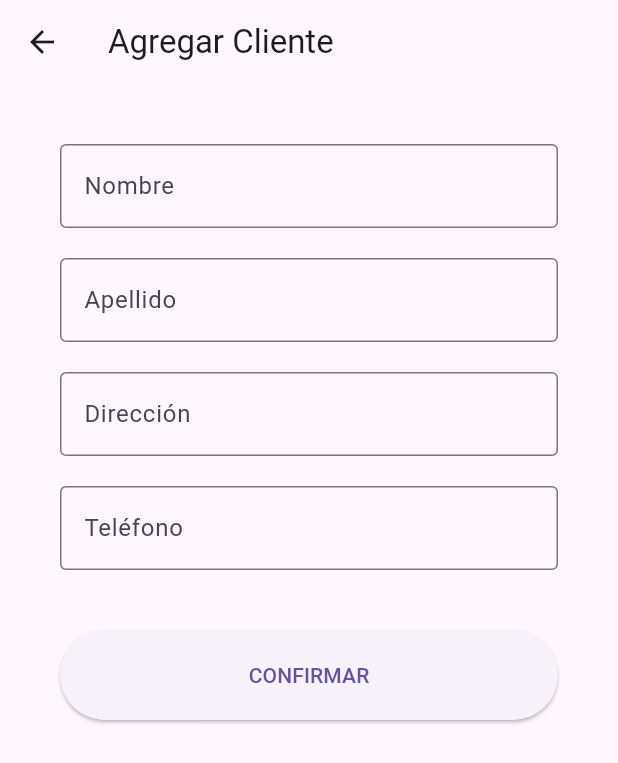
After one commit to jnahuel-developer/valen_market_admin, a Flutter app: the WebAgregarClienteScreen screen opened directly, on a phone screen of 412 x 824 dp. The commit adds this screen. Shown: the top 763 px of the screen. Run offline on Flutter 3.47's test engine with Material 3 defaults, Android fonts, the phone set to English and light mode, and no system bars; our stand-ins replace cloud_firestore, firebase_core, flutter_svg; accounts and stored records are empty.

Commit message:
mod0006 - Se agrega el soporte web para la aplicación. Ya se probó de agregar un nuevo cliente desde la página Web

```diff
--- a/lib/app/app.dart
+++ b/lib/app/app.dart
@@ -1,3 +1,4 @@
+import 'package:flutter/foundation.dart' show kIsWeb;
 import 'package:flutter/material.dart';
 import '../features/home/screens/home_screen.dart';
 import '../features/catalogo/screens/catalogo_screen.dart';
@@ -7,6 +8,7 @@ import '../features/clientes/screens/buscar_cliente_screen.dart';
 import '../features/fichas/screens/fichas_screen.dart';
 import '../features/recorrido/screens/recorrido_screen.dart';
 import 'package:valen_market_admin/constants/pantallas.dart';
+import '../web_flow/screens/web_home_screen.dart';
 
 class MyApp extends StatelessWidget {
   const MyApp({super.key});
@@ -15,7 +17,7 @@ class MyApp extends StatelessWidget {
   Widget build(BuildContext context) {
     return MaterialApp(
       title: 'Valen Market Admin',
-      home: const HomeScreen(), // ← Home directamente
+      home: kIsWeb ? const WebHomeScreen() : const HomeScreen(),
       routes: {
         PANTALLA__Home: (_) => const HomeScreen(),
         PANTALLA__Clientes: (_) => const ClientesScreen(),
--- /dev/null
+++ b/lib/web_flow/screens/web_agregar_cliente_screen.dart
@@ -0,0 +1,104 @@
+import 'package:flutter/material.dart';
+import '../../features/clientes/services/clientes_servicios_firebase.dart';
+import '../../utils/validador_texto.dart';
+
+class WebAgregarClienteScreen extends StatefulWidget {
+  const WebAgregarClienteScreen({super.key});
+
+  @override
+  State<WebAgregarClienteScreen> createState() =>
+      _WebAgregarClienteScreenState();
+}
+
+class _WebAgregarClienteScreenState extends State<WebAgregarClienteScreen> {
+  final _nombreController = TextEditingController();
+  final _apellidoController = TextEditingController();
+  final _direccionController = TextEditingController();
+  final _telefonoController = TextEditingController();
+
+  @override
+  void dispose() {
+    _nombreController.dispose();
+    _apellidoController.dispose();
+    _direccionController.dispose();
+    _telefonoController.dispose();
+    super.dispose();
+  }
+
+  void _agregarCliente() async {
+    final nombre = _nombreController.text.trim();
+    final apellido = _apellidoController.text.trim();
+    final direccion = _direccionController.text.trim();
+    final telefono = _telefonoController.text.trim();
+
+    if (!ValidadorTexto.esEntradaSegura(nombre) ||
+        !ValidadorTexto.esEntradaSegura(apellido) ||
+        !ValidadorTexto.esEntradaSegura(direccion) ||
+        !ValidadorTexto.esEntradaSegura(telefono)) {
+      ScaffoldMessenger.of(context).showSnackBar(
+        const SnackBar(
+            content: Text('Alguno de los datos ingresados no es seguro')),
+      );
+      return;
+    }
+
+    await ClientesServiciosFirebase.agregarClienteABDD(
+      nombre: nombre,
+      apellido: apellido,
+      direccion: direccion,
+      telefono: telefono,
+    );
+
+    ScaffoldMessenger.of(context).showSnackBar(
+      const SnackBar(content: Text('Cliente agregado exitosamente')),
+    );
+
+    Navigator.pop(context); // Volver a pantalla de CLIENTES
+  }
+
+  @override
+  Widget build(BuildContext context) {
+    return Scaffold(
+      appBar: AppBar(
+        title: const Text('Agregar Cliente'),
+        leading: IconButton(
+          icon: const Icon(Icons.arrow_back),
+          onPressed: () => Navigator.pop(context),
+        ),
+      ),
+      body: Padding(
+        padding: const EdgeInsets.all(40.0),
+        child: ListView(
+          children: [
+            _buildTextField('Nombre', _nombreController),
+            const SizedBox(height: 20),
+            _buildTextField('Apellido', _apellidoController),
+            const SizedBox(height: 20),
+            _buildTextField('Dirección', _direccionController),
+            const SizedBox(height: 20),
+            _buildTextField('Teléfono', _telefonoController),
+            const SizedBox(height: 40),
+            SizedBox(
+              width: double.infinity,
+              height: 60,
+              child: ElevatedButton(
+                onPressed: _agregarCliente,
+                child: const Text('CONFIRMAR'),
+              ),
+            ),
+          ],
+        ),
+      ),
+    );
+  }
+
+  Widget _buildTextField(String label, TextEditingController controller) {
+    return TextField(
+      controller: controller,
+      decoration: InputDecoration(
+        labelText: label,
+        border: const OutlineInputBorder(),
+      ),
+    );
+  }
+}
```
Also changed, not shown: docs/Comando_ejecutar_tests.txt (+17 -1 lines), docs/estructura.txt (+17 -8 lines), lib/config/firebase_options_dev.dart (+11 -4 lines), lib/web_flow/screens/web_clientes_screen.dart (added, +49 -0 lines), lib/web_flow/screens/web_home_screen.dart (added, +44 -0 lines), firebase.json, 1 other file.
